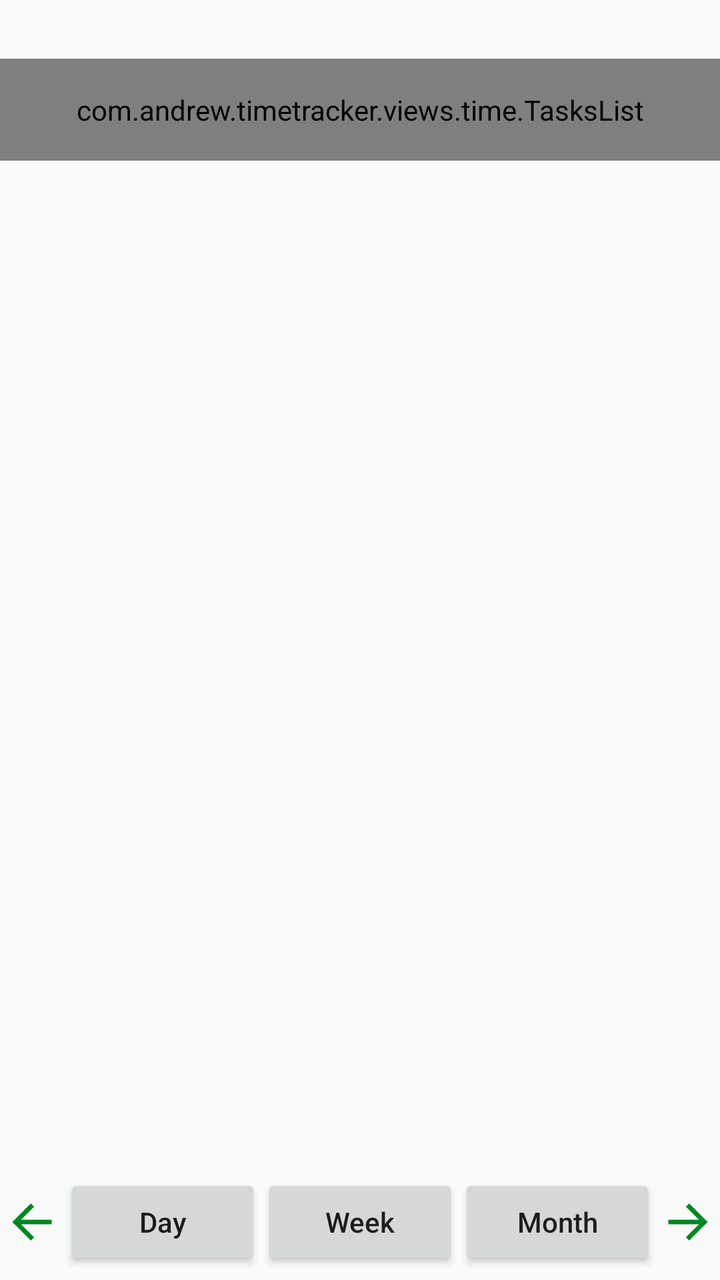
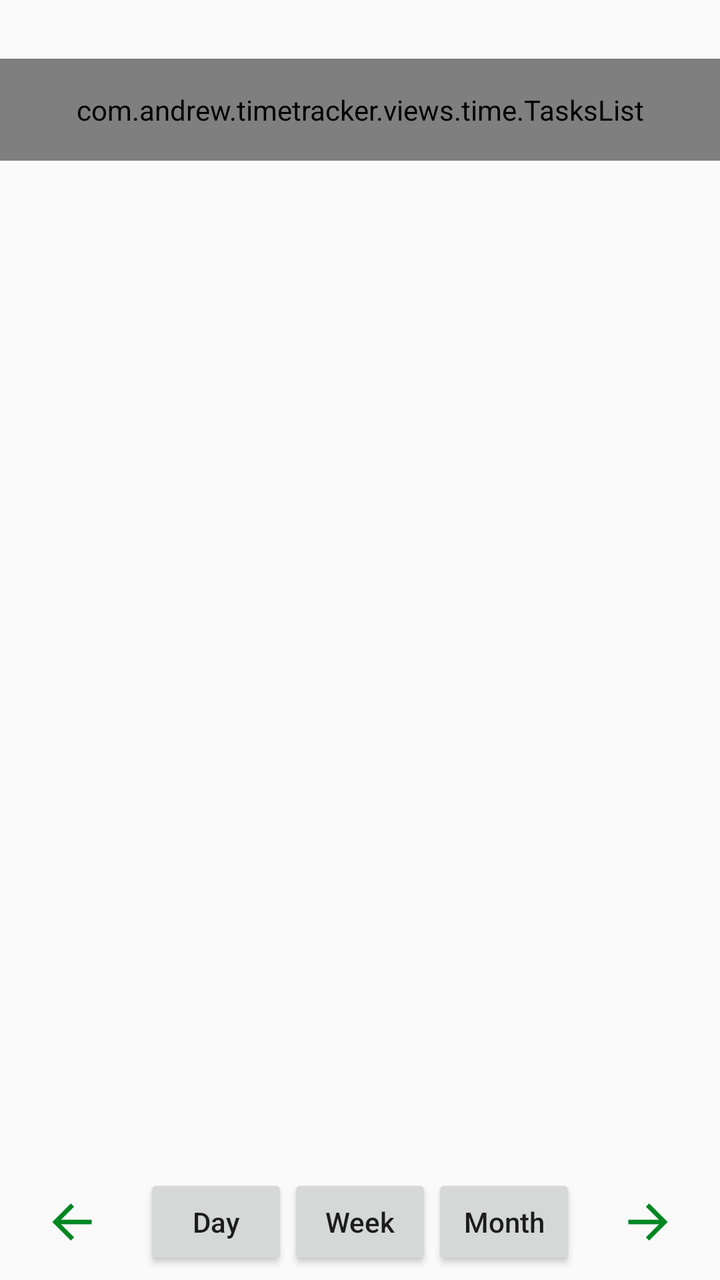

Screens rendered from an Android XML layout before and after an edit, with the pre-edit source and the edit as a unified diff.
<!-- AndroidManifest.xml: application theme AppTheme -->
<!-- res/layout/fragment_time.xml -->
<?xml version="1.0" encoding="utf-8"?>
<LinearLayout xmlns:android="http://schemas.android.com/apk/res/android"
              android:layout_width="match_parent"
              android:layout_height="match_parent"
              xmlns:tools="http://schemas.android.com/tools"
              android:orientation="vertical">

    <LinearLayout
        android:layout_width="match_parent"
        android:layout_height="wrap_content"
        android:layout_marginLeft="10dp">

        <TextView
            android:layout_width="wrap_content"
            android:layout_height="wrap_content"
            android:textAppearance="?android:attr/textAppearanceLarge"
            android:id="@+id/fragment_time_title"
            />

    </LinearLayout>

    <ScrollView
        android:layout_width="match_parent"
        android:layout_height="0dp"
        android:layout_weight="1"
        >


        <com.andrew.timetracker.views.time.TasksList
            android:id="@+id/fragment_time_tasks_list"
            android:layout_width="match_parent"
            android:layout_height="wrap_content"
            android:paddingBottom="@dimen/activity_vertical_margin"
            android:paddingLeft="@dimen/activity_horizontal_margin"
            android:paddingRight="@dimen/activity_horizontal_margin"
            android:paddingTop="@dimen/activity_vertical_margin"
            />

    </ScrollView>

    <LinearLayout
        android:layout_width="match_parent"
        android:layout_height="wrap_content"
        android:paddingTop="5dp"
        android:paddingBottom="5dp">

        <ImageButton
            android:layout_width="wrap_content"
            android:layout_height="wrap_content"
            android:layout_gravity="center_vertical"
            android:background="@null"
            android:contentDescription="Prev"
            tools:ignore="HardcodedText"
            android:src="@drawable/prev_button"
            android:id="@+id/fragment_time_prev_button"/>

        <Button
            android:layout_width="0dp"
            android:layout_height="wrap_content"
            android:layout_gravity="center_vertical"
            android:layout_weight="1"
            android:text="@string/fragment_time_day_button"
            android:id="@+id/fragment_time_day_button"
            />

        <Button
            android:layout_width="0dp"
            android:layout_height="wrap_content"
            android:layout_gravity="center_vertical"
            android:layout_weight="1"
            android:text="@string/fragment_time_week_button"
            android:id="@+id/fragment_time_week_button"
            />

        <Button
            android:layout_width="0dp"
            android:layout_height="wrap_content"
            android:layout_gravity="center_vertical"
            android:layout_weight="1"
            android:text="@string/fragment_time_month_button"
            android:id="@+id/fragment_time_month_button"
            />

        <ImageButton
            android:layout_width="wrap_content"
            android:layout_height="wrap_content"
            android:layout_gravity="center_vertical"
            android:background="@null"
            android:contentDescription="Prev"
            tools:ignore="HardcodedText"
            android:src="@drawable/next_button"
            android:id="@+id/fragment_time_next_button"/>

    </LinearLayout>
</LinearLayout>
<!-- resources referenced by this layout -->
<resources>
  <dimen name="activity_horizontal_margin">16dp</dimen>
  <dimen name="activity_vertical_margin">16dp</dimen>
  <!-- drawable next_button: png bitmap (drawable-xxhdpi, 342 bytes) -->
  <!-- drawable prev_button: png bitmap (drawable-xxhdpi, 325 bytes) -->
  <string name="fragment_time_day_button">Day</string>
  <string name="fragment_time_month_button">Month</string>
  <string name="fragment_time_week_button">Week</string>
  <style name="AppTheme" parent="Theme.AppCompat.Light.DarkActionBar">
          
          <item name="colorPrimary">@color/colorPrimary</item>
          <item name="colorPrimaryDark">@color/colorPrimaryDark</item>
          <item name="colorAccent">@color/colorAccent</item>
          <item name="android:textAllCaps">false</item>
          <item name="actionButtonStyle">@style/AppTheme.Widget.ActionButton</item>
      </style>
  <color name="colorPrimary">#3F51B5</color>
  <color name="colorPrimaryDark">#303F9F</color>
  <color name="colorAccent">#00796b</color>
  <style name="AppTheme.Widget.ActionButton" parent="@style/Widget.AppCompat.ActionButton">
          <item name="textAllCaps">false</item>
      </style>
</resources>

<!-- the commit's change to res/layout/fragment_time.xml (unified diff, before → after) -->
@@ -50,6 +50,8 @@
             android:layout_gravity="center_vertical"
             android:background="@null"
             android:contentDescription="Prev"
+            android:paddingLeft="20dp"
+            android:paddingRight="20dp"
             tools:ignore="HardcodedText"
             android:src="@drawable/prev_button"
             android:id="@+id/fragment_time_prev_button"/>
@@ -87,6 +89,8 @@
             android:layout_gravity="center_vertical"
             android:background="@null"
             android:contentDescription="Prev"
+            android:paddingLeft="20dp"
+            android:paddingRight="20dp"
             tools:ignore="HardcodedText"
             android:src="@drawable/next_button"
             android:id="@+id/fragment_time_next_button"/>
